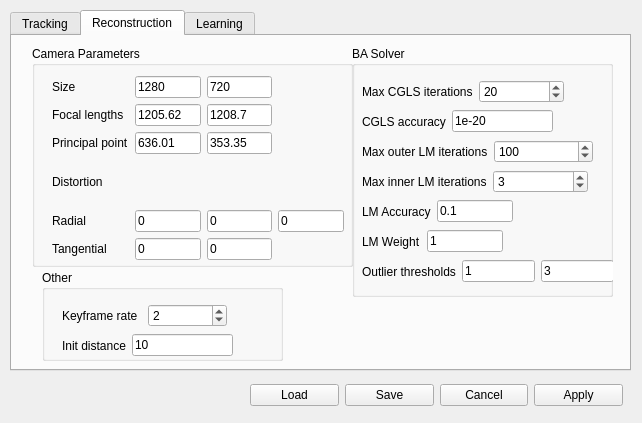
Above: clam/preferences.ui from jonabalzer/r4r before the change. Below: the same form after it.
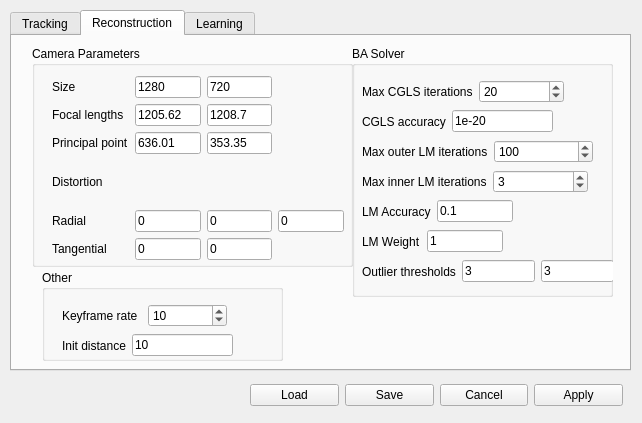
That is the form after the change.

What changed in the file:
```diff
--- a/clam/preferences.ui
+++ b/clam/preferences.ui
@@ -551,7 +551,7 @@
        <item>
         <widget class="QSpinBox" name="kfrSpinBox">
          <property name="value">
-          <number>2</number>
+          <number>10</number>
          </property>
         </widget>
        </item>
@@ -775,7 +775,7 @@
        <item>
         <widget class="QLineEdit" name="outlierDepthEdit">
          <property name="text">
-          <string>1</string>
+          <string>3</string>
          </property>
         </widget>
        </item>
```
Left out of the diff: 2 changed lines with no effect on the pictures.
